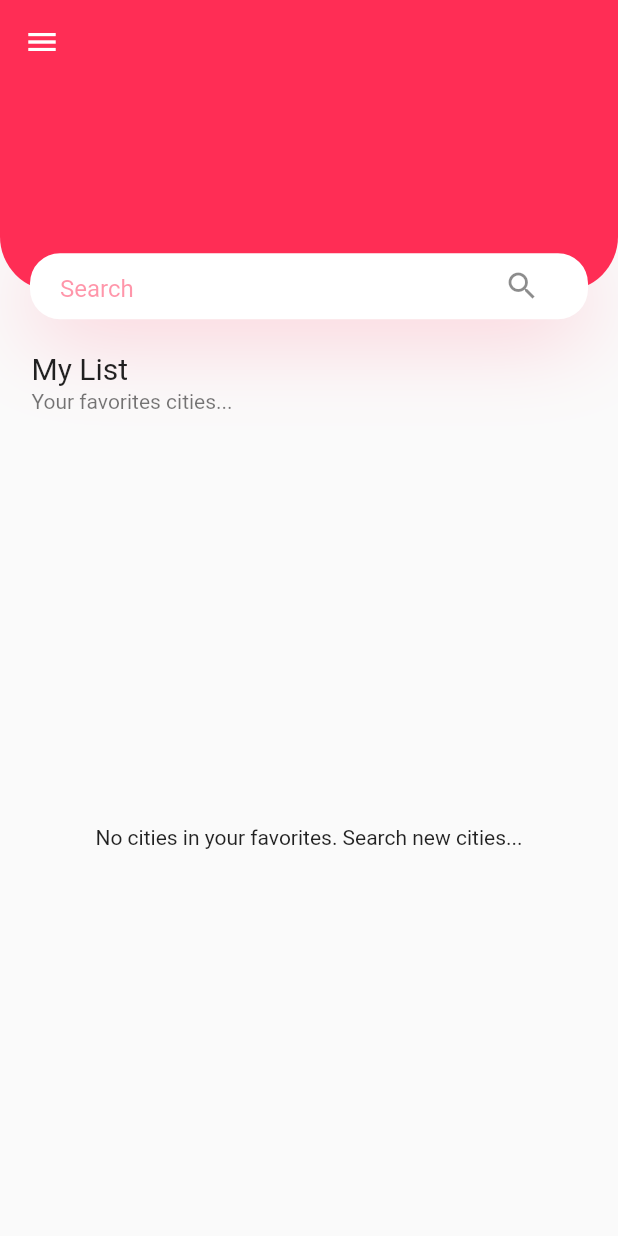
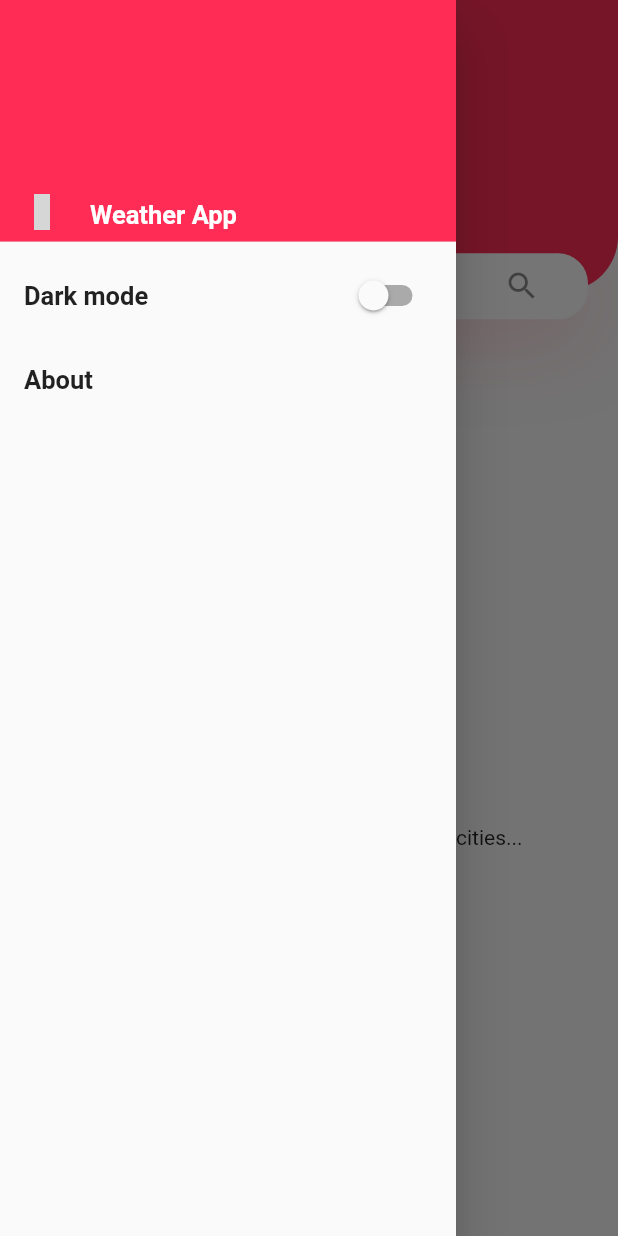
Before and after one commit to FabioXimenes/flutter_weather_app, a Flutter app: the HomePage screen opened by its route, with the side drawer open (before the commit the screen has no drawer), on a phone screen of 412 x 824 dp. Run offline on Flutter 3.47's test engine with Material 2 defaults, Android fonts, the phone set to English and light mode, and no system bars; our stand-ins replace dio, flutter_mobx, flutter_modular, mobx, shared_preferences; missing offline and left inert: flutter_weather_icons; accounts and stored records are empty; generated files the repository leaves out were written again; grey boxes are pictures that could not be loaded.

Commit message:
Add drawer in the home page.

```diff
--- a/lib/app/modules/home/home_page.dart
+++ b/lib/app/modules/home/home_page.dart
@@ -1,6 +1,7 @@
 import 'package:flutter/material.dart';
 import 'package:flutter_mobx/flutter_mobx.dart';
 import 'package:flutter_modular/flutter_modular.dart';
+import 'package:flutter_weather_icons/flutter_weather_icons.dart';
 import 'package:wheather_app/app/shared/components/city_card.dart';
 import 'package:wheather_app/app/shared/utils/colors.dart';
 import 'home_controller.dart';
@@ -21,9 +22,46 @@ class _HomePageState extends ModularState<HomePage, HomeController> {
     Size size = MediaQuery.of(context).size;
 
     return Scaffold(
+      drawer: Drawer(
+        child: ListView(
+          children: [
+            DrawerHeader(
+              child: Row(
+                crossAxisAlignment: CrossAxisAlignment.end,
+                children: [
+                  Icon(WeatherIcons.wiDayCloudy, color: Colors.white,),
+                  SizedBox(width: 20,),
+                  Text('Weather App', style: TextStyle(fontSize: 17, fontWeight: FontWeight.bold, color: Colors.white),),
+                ],
+              ),
+              decoration: BoxDecoration(
+                color: color2,
+              ),
+            ),
+            ListTile(
+              title: Text(
+                'Dark mode',
+                style: TextStyle(fontSize: 17, fontWeight: FontWeight.bold),
+              ),
+              trailing: Switch(
+                value: false,
+                onChanged: (value) {
+                  print(value);
+                },
+                activeColor: color2,
+              ),
+            ),
+            ListTile(
+              title: Text(
+                'About',
+                style: TextStyle(fontSize: 17, fontWeight: FontWeight.bold),
+              ),
+            )
+          ],
+        ),
+      ),
       appBar: AppBar(
         elevation: 0,
-        leading: Icon(Icons.menu),
       ),
       body: Container(
         height: double.infinity,
```
